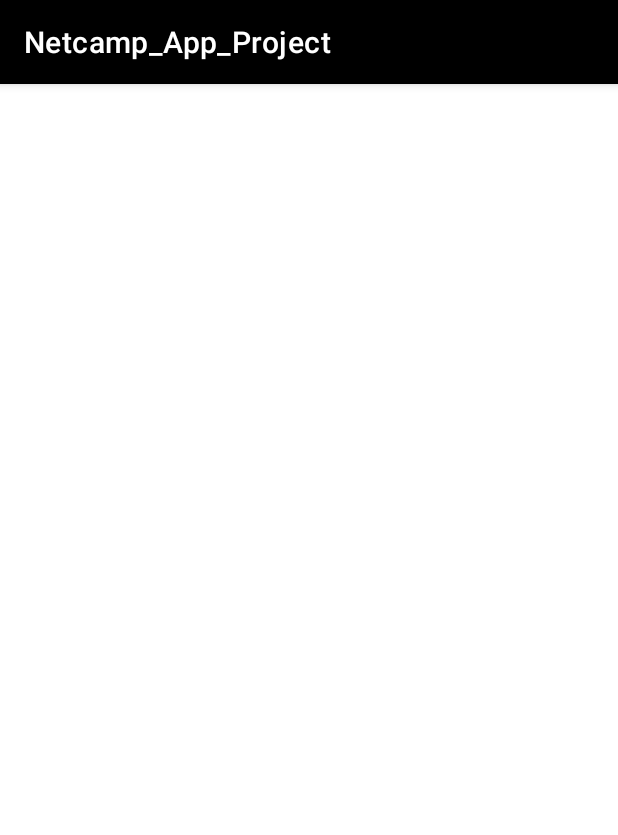
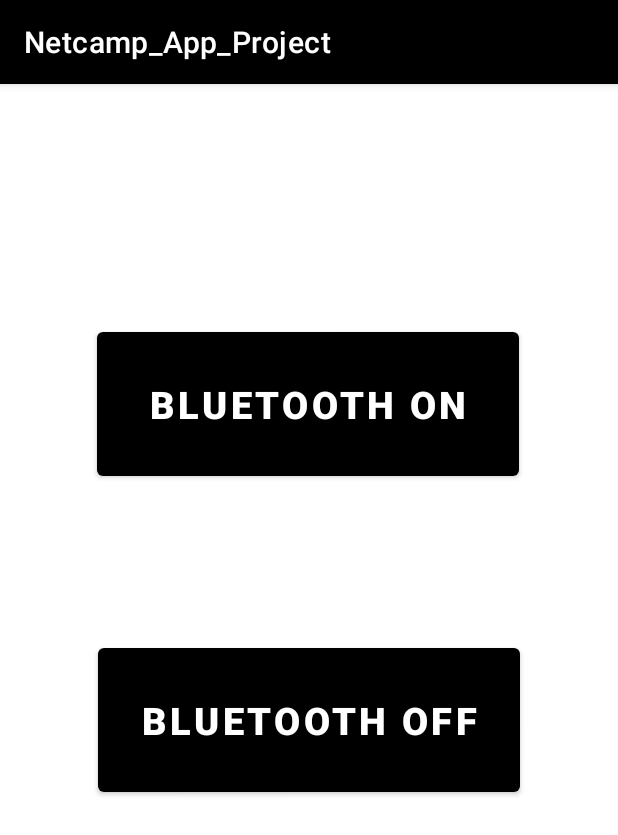
Before and after one commit to pragya-sharma11/Netcamp_App_Project, an Android app: the Bluetooth screen opened directly, with no data from a screen before it, on a phone screen of 412 x 824 dp. Shown: the top 835 px of the screen. Run offline under Robolectric (Android 15) with nearby library versions, the phone set to English and light mode, and no system bars.

Commit message:
make layout for bluetooth

```diff
--- a/app/src/main/res/layout/activity_bluetooth.xml
+++ b/app/src/main/res/layout/activity_bluetooth.xml
@@ -6,4 +6,32 @@
     android:layout_height="match_parent"
     tools:context=".Bluetooth">
 
+    <Button
+        android:id="@+id/BluetoothOn"
+        android:layout_width="281dp"
+        android:layout_height="108dp"
+        android:text="Bluetooth ON"
+        android:textColor="@color/white"
+        android:textSize="25dp"
+        android:textStyle="bold"
+        app:layout_constraintBottom_toBottomOf="parent"
+        app:layout_constraintEnd_toEndOf="parent"
+        app:layout_constraintHorizontal_bias="0.497"
+        app:layout_constraintStart_toStartOf="parent"
+        app:layout_constraintTop_toTopOf="parent"
+        app:layout_constraintVertical_bias="0.241" />
+
+    <Button
+        android:id="@+id/BluetoothOff"
+        android:layout_width="281dp"
+        android:layout_height="108dp"
+        android:text="Bluetooth Off"
+        android:textColor="@color/white"
+        android:textSize="25dp"
+        android:textStyle="bold"
+        app:layout_constraintBottom_toBottomOf="parent"
+        app:layout_constraintEnd_toEndOf="parent"
+        app:layout_constraintStart_toStartOf="parent"
+        app:layout_constraintTop_toTopOf="parent"
+        app:layout_constraintVertical_bias="0.561" />
 </androidx.constraintlayout.widget.ConstraintLayout>
```
